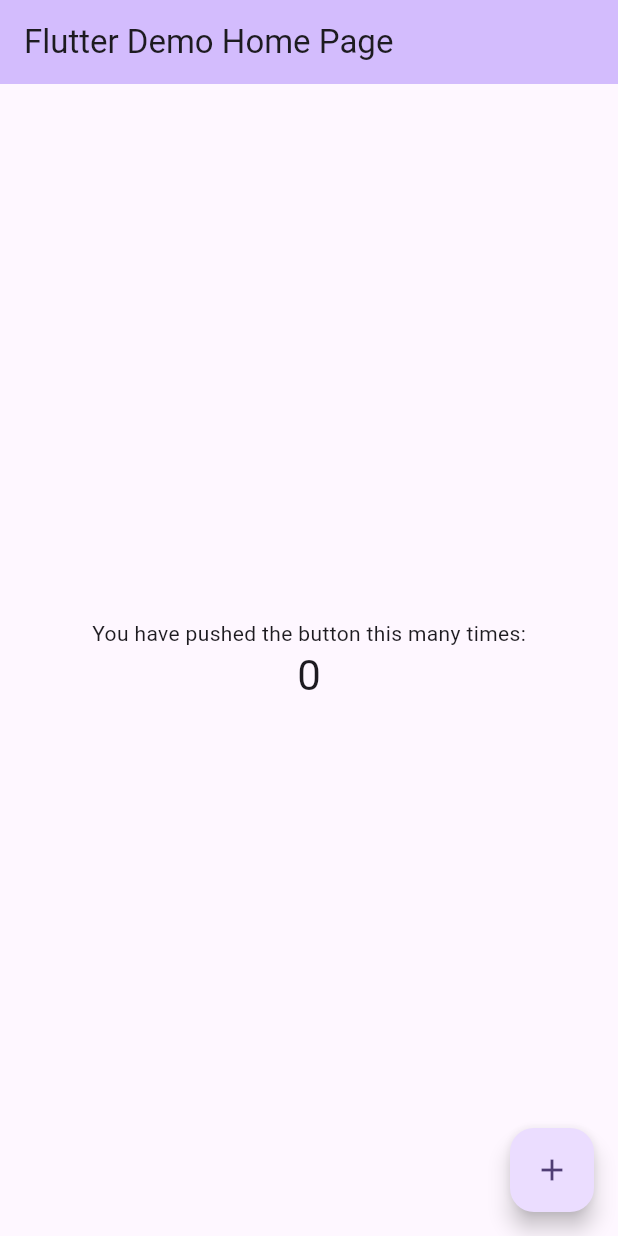
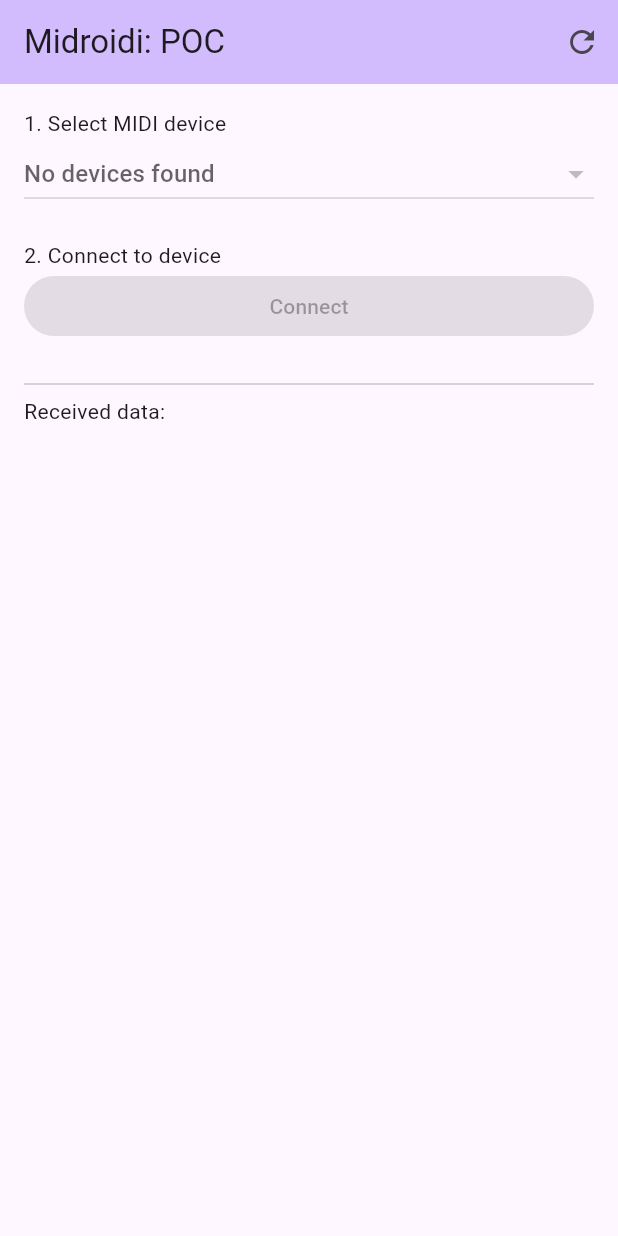
Before and after one commit to sohyphae/midroidi, a Flutter app: the screen it shows after launch, on a phone screen of 412 x 824 dp. Run offline on Flutter 3.47's test engine with Material 3 defaults, Android fonts, the phone set to English and light mode, and no system bars; missing offline and left inert: flutter_midi_command.

Commit message:
implement midi service to read incoming midi packets from test device

```diff
--- a/lib/main.dart
+++ b/lib/main.dart
@@ -1,4 +1,7 @@
+import 'dart:async';
 import 'package:flutter/material.dart';
+import 'package:flutter_midi_command/flutter_midi_command.dart';
+import 'midi_service.dart';
 
 void main() {
   runApp(const MyApp());
@@ -7,116 +10,154 @@ void main() {
 class MyApp extends StatelessWidget {
   const MyApp({super.key});
 
-  // This widget is the root of your application.
   @override
   Widget build(BuildContext context) {
     return MaterialApp(
-      title: 'Flutter Demo',
+      title: 'Midroidi',
       theme: ThemeData(
-        // This is the theme of your application.
-        //
-        // TRY THIS: Try running your application with "flutter run". You'll see
-        // the application has a purple toolbar. Then, without quitting the app,
-        // try changing the seedColor in the colorScheme below to Colors.green
-        // and then invoke "hot reload" (save your changes or press the "hot
-        // reload" button in a Flutter-supported IDE, or press "r" if you used
-        // the command line to start the app).
-        //
-        // Notice that the counter didn't reset back to zero; the application
-        // state is not lost during the reload. To reset the state, use hot
-        // restart instead.
-        //
-        // This works for code too, not just values: Most code changes can be
-        // tested with just a hot reload.
         colorScheme: ColorScheme.fromSeed(seedColor: Colors.deepPurple),
+        useMaterial3: true,
       ),
-      home: const MyHomePage(title: 'Flutter Demo Home Page'),
+      home: const MyHomePage(),
     );
   }
 }
 
 class MyHomePage extends StatefulWidget {
-  const MyHomePage({super.key, required this.title});
-
-  // This widget is the home page of your application. It is stateful, meaning
-  // that it has a State object (defined below) that contains fields that affect
-  // how it looks.
-
-  // This class is the configuration for the state. It holds the values (in this
-  // case the title) provided by the parent (in this case the App widget) and
-  // used by the build method of the State. Fields in a Widget subclass are
-  // always marked "final".
-
-  final String title;
+  const MyHomePage({super.key});
 
   @override
   State<MyHomePage> createState() => _MyHomePageState();
 }
 
 class _MyHomePageState extends State<MyHomePage> {
-  int _counter = 0;
+  final MidiService _midiService = MidiService();
+  StreamSubscription<String>? _midiSetupSubscription;
+  StreamSubscription<MidiPacket>? _midiDataSubscription;
+  final List<String> _receivedData = [];
+  List<MidiDevice> _midiDevices = [];
+  MidiDevice? _selectedMidiDevice;
 
-  void _incrementCounter() {
-    setState(() {
-      // This call to setState tells the Flutter framework that something has
-      // changed in this State, which causes it to rerun the build method below
-      // so that the display can reflect the updated values. If we changed
-      // _counter without calling setState(), then the build method would not be
-      // called again, and so nothing would appear to happen.
-      _counter++;
+  @override
+  void initState() {
+    super.initState();
+    _refreshDevices();
+
+    // Listen for midi setup changes (devices dis/connecting)
+    _midiSetupSubscription = _midiService.onMidiSetupChanged?.listen((data) {
+      // _refreshDevices();
+      ScaffoldMessenger.of(context).showSnackBar(SnackBar(content: Text(data)));
+    });
+
+    // Listen & save latest incoming midi msgs to state
+    _midiDataSubscription = _midiService.onMidiDataReceived?.listen((packet) {
+      setState(() {
+        _receivedData.insert(
+          0,
+          'Received: ${packet.data.toString()} from ${packet.device.name}',
+        );
+        if (_receivedData.length > 5) {
+          _receivedData.removeLast();
+        }
+      });
     });
   }
 
   @override
+  void dispose() {
+    _midiSetupSubscription?.cancel();
+    _midiDataSubscription?.cancel();
+    // disconnect()
+    super.dispose();
+  }
+
+  void _refreshDevices() async {
+    List<MidiDevice> devices = await _midiService.devices;
+    setState(() {
+      _midiDevices = devices;
+      if (_midiDevices.isNotEmpty) {
+        _selectedMidiDevice = _midiDevices[0];
+      }
+    });
+  }
+
+  void _connect() {
+    if (_selectedMidiDevice != null) {
+      _midiService.connectToDevice(_selectedMidiDevice!);
+      ScaffoldMessenger.of(context).showSnackBar(
+        SnackBar(
+          content: Text('Connecting to ${_selectedMidiDevice!.name}...'),
+        ),
+      );
+    }
+  }
+
+  @override
   Widget build(BuildContext context) {
-    // This method is rerun every time setState is called, for instance as done
-    // by the _incrementCounter method above.
-    //
-    // The Flutter framework has been optimized to make rerunning build methods
-    // fast, so that you can just rebuild anything that needs updating rather
-    // than having to individually change instances of widgets.
+    // filter noisy msgs from test device
+    final showData = _receivedData.isNotEmpty
+        ? !['[248]', '[254]'].any((elem) => _receivedData[0].contains(elem))
+        : true;
+
     return Scaffold(
       appBar: AppBar(
-        // TRY THIS: Try changing the color here to a specific color (to
-        // Colors.amber, perhaps?) and trigger a hot reload to see the AppBar
-        // change color while the other colors stay the same.
+        title: const Text('Midroidi: POC'),
         backgroundColor: Theme.of(context).colorScheme.inversePrimary,
-        // Here we take the value from the MyHomePage object that was created by
-        // the App.build method, and use it to set our appbar title.
-        title: Text(widget.title),
+        actions: [
+          IconButton(
+            icon: const Icon(Icons.refresh),
+            onPressed: _refreshDevices,
+            tooltip: 'Refresh devices',
+          ),
+        ],
       ),
-      body: Center(
-        // Center is a layout widget. It takes a single child and positions it
-        // in the middle of the parent.
+      body: Padding(
+        padding: const EdgeInsets.all(16.0),
         child: Column(
-          // Column is also a layout widget. It takes a list of children and
-          // arranges them vertically. By default, it sizes itself to fit its
-          // children horizontally, and tries to be as tall as its parent.
-          //
-          // Column has various properties to control how it sizes itself and
-          // how it positions its children. Here we use mainAxisAlignment to
-          // center the children vertically; the main axis here is the vertical
-          // axis because Columns are vertical (the cross axis would be
-          // horizontal).
-          //
-          // TRY THIS: Invoke "debug painting" (choose the "Toggle Debug Paint"
-          // action in the IDE, or press "p" in the console), to see the
-          // wireframe for each widget.
-          mainAxisAlignment: MainAxisAlignment.center,
+          crossAxisAlignment: CrossAxisAlignment.stretch,
           children: <Widget>[
-            const Text('You have pushed the button this many times:'),
-            Text(
-              '$_counter',
-              style: Theme.of(context).textTheme.headlineMedium,
+            const Text('1. Select MIDI device'),
+            DropdownButton<MidiDevice>(
+              value: _selectedMidiDevice,
+              isExpanded: true,
+              hint: const Text('No devices found'),
+              onChanged: (MidiDevice? newValue) {
+                setState(() {
+                  _selectedMidiDevice = newValue;
+                });
+              },
+              items: _midiDevices.map<DropdownMenuItem<MidiDevice>>((
+                MidiDevice device,
+              ) {
+                return DropdownMenuItem<MidiDevice>(
+                  value: device,
+                  child: Text(device.name),
+                );
+              }).toList(),
+            ),
+            const SizedBox(height: 20),
+            const Text('2. Connect to device'),
+            ElevatedButton(
+              onPressed: _selectedMidiDevice != null ? _connect : null,
+              child: const Text('Connect'),
+            ),
+            const SizedBox(height: 20),
+            const Divider(),
+            const Text('Received data:'),
+            Expanded(
+              child: ListView.builder(
+                itemCount: _receivedData.length,
+                itemBuilder: (context, index) {
+                  if (showData) {
+                    print(_receivedData[0]);
+                  }
+                  return showData ? Text(_receivedData[index]) : Container();
+                },
+              ),
             ),
           ],
         ),
       ),
-      floatingActionButton: FloatingActionButton(
-        onPressed: _incrementCounter,
-        tooltip: 'Increment',
-        child: const Icon(Icons.add),
-      ), // This trailing comma makes auto-formatting nicer for build methods.
     );
   }
 }
--- /dev/null
+++ b/lib/midi_service.dart
@@ -0,0 +1,34 @@
+import 'dart:async';
+import 'dart:typed_data';
+import 'package:flutter_midi_command/flutter_midi_command.dart';
+
+class MidiService {
+  final MidiCommand _midiCommand = MidiCommand();
+
+  // Stream that emits messages when the midi setup changes (e.g. device dis/connected)
+  Stream<String>? get onMidiSetupChanged => _midiCommand.onMidiSetupChanged;
+
+  // Stream that emits midi data packets from connected devices
+  Stream<MidiPacket>? get onMidiDataReceived => _midiCommand.onMidiDataReceived;
+
+  // Returns available midi devices
+  Future<List<MidiDevice>> get devices async {
+    return await _midiCommand.devices ?? [];
+  }
+
+  // Connects to the specified midi device
+  void connectToDevice(MidiDevice device) {
+    _midiCommand.connectToDevice(device);
+  }
+
+  // Disconnects from specified midi device
+  void disconnectDevice(MidiDevice device) {
+    _midiCommand.disconnectDevice(device);
+  }
+
+  // Sends a raw data packet (like a SysEx message) to the connected device
+  // Needs to be a complete midi message
+  void sendData(List<int> data) {
+    _midiCommand.sendData(Uint8List.fromList(data));
+  }
+}
--- a/pubspec.yaml
+++ b/pubspec.yaml
@@ -34,6 +34,7 @@ dependencies:
   # The following adds the Cupertino Icons font to your application.
   # Use with the CupertinoIcons class for iOS style icons.
   cupertino_icons: ^1.0.8
+  flutter_midi_command: ^0.5.3
 
 dev_dependencies:
   flutter_test:
```
Also changed, not shown: pubspec.lock, 3 other files.
